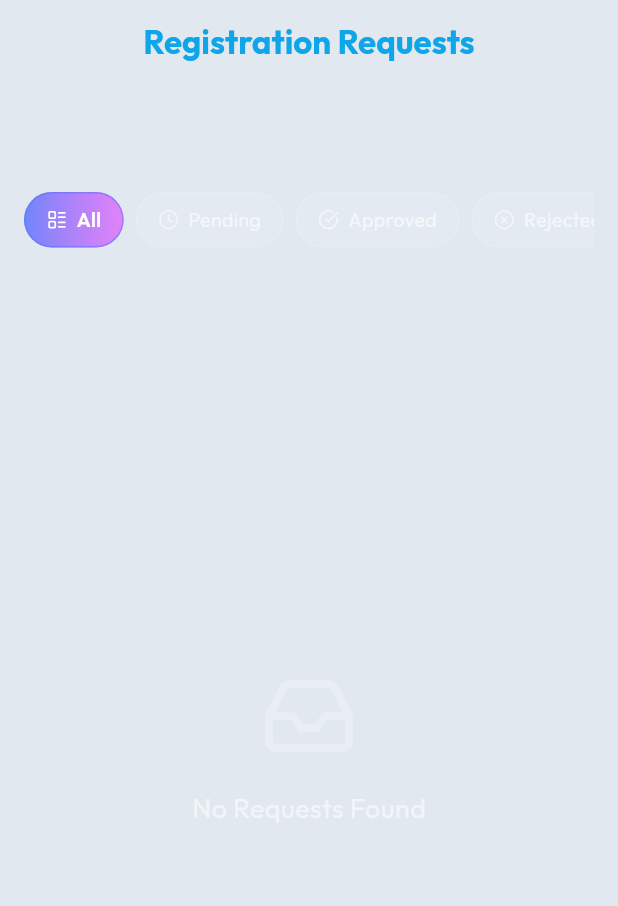
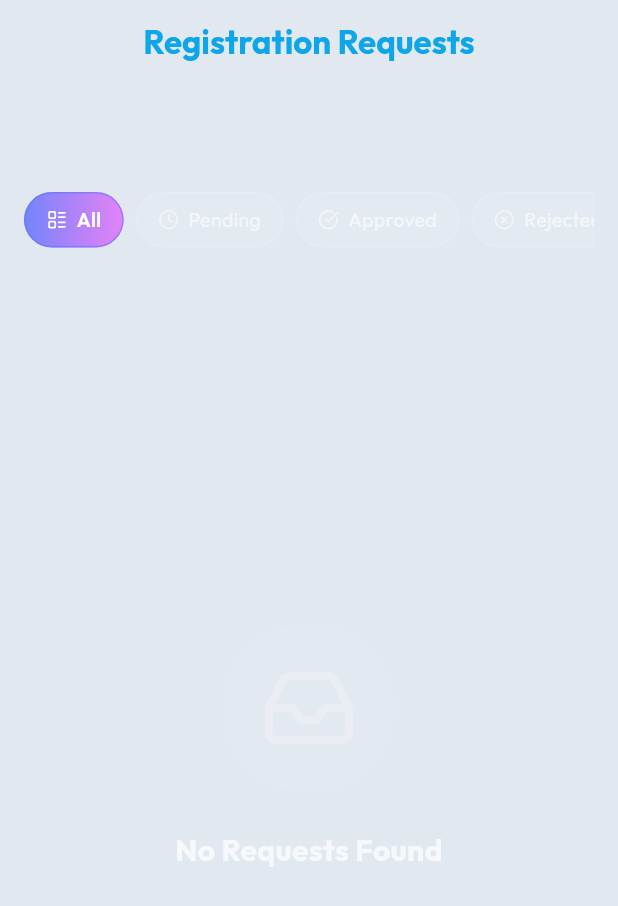
Before and after one commit to AXE-Hex/Horus, a Flutter app: the AdvisorApprovalScreen screen opened by its route, on a phone screen of 412 x 824 dp. Shown: the top 906 px of the screen. Run offline on Flutter 3.47's test engine with Material 3 defaults, Android fonts, the phone set to English and light mode, and no system bars; drawn by our look-alikes of flutter_animate; our stand-ins replace cached_network_image, chewie, flutter_hooks, flutter_riverpod, go_router, google_fonts and 9 more; missing offline and left inert: any_link_preview, slang; accounts and stored records are empty; generated files the repository leaves out were written again.

Commit message:
feat: implement core feature screens, dashboard widgets, and data repositories for academic and enrollment management

```diff
--- a/lib/features/academic/data/repositories/academic_repository.dart
+++ b/lib/features/academic/data/repositories/academic_repository.dart
@@ -1,4 +1,10 @@
+import 'package:flutter_riverpod/flutter_riverpod.dart';
+import 'package:horus/core/config/supabase_client.dart';
 import 'package:horus/core/data/base_repository.dart';
+
+final academicRepositoryProvider = Provider<AcademicRepository>((ref) {
+  return AcademicRepository(ref.watch(supabaseClientProvider));
+});
 
 class AcademicRepository extends BaseRepository {
   AcademicRepository(super.client);
--- a/lib/features/academic/presentation/screens/action_plan_screen.dart
+++ b/lib/features/academic/presentation/screens/action_plan_screen.dart
@@ -10,7 +10,7 @@ import 'package:horus/features/shared/presentation/widgets/glass_container.dart'
 import 'package:horus/features/shared/presentation/widgets/glass_scaffold.dart';
 import 'package:lucide_icons/lucide_icons.dart';
 
-import 'package:horus/core/data/supabase_providers.dart';
+import 'package:horus/features/academic/data/repositories/academic_repository.dart';
 import 'package:horus/core/auth/auth_provider.dart';
 
 final actionPlanProvider =
--- a/lib/features/academic/presentation/screens/specialization_projects_screen.dart
+++ b/lib/features/academic/presentation/screens/specialization_projects_screen.dart
@@ -10,7 +10,7 @@ import 'package:horus/features/shared/presentation/widgets/glass_app_bar.dart';
 import 'package:horus/features/shared/presentation/widgets/glass_container.dart';
 import 'package:horus/features/shared/presentation/widgets/glass_scaffold.dart';
 import 'package:lucide_icons/lucide_icons.dart';
-import 'package:horus/features/academic/data/repositories/professor_repository.dart';
+import 'package:horus/features/academic/data/repositories/academic_repository.dart';
 
 final departmentProjectsProvider =
     FutureProvider.family<List<Map<String, dynamic>>, String>((
--- a/lib/features/enrollment/data/repositories/enrollment_repository.dart
+++ b/lib/features/enrollment/data/repositories/enrollment_repository.dart
@@ -1,4 +1,10 @@
+import 'package:flutter_riverpod/flutter_riverpod.dart';
+import 'package:horus/core/config/supabase_client.dart';
 import 'package:horus/core/data/base_repository.dart';
+
+final enrollmentRepositoryProvider = Provider<EnrollmentRepository>((ref) {
+  return EnrollmentRepository(ref.watch(supabaseClientProvider));
+});
 
 class EnrollmentRepository extends BaseRepository {
   EnrollmentRepository(super.client);
--- a/lib/features/enrollment/presentation/providers/invoice_provider.dart
+++ b/lib/features/enrollment/presentation/providers/invoice_provider.dart
@@ -1,12 +1,7 @@
 import 'package:flutter_riverpod/flutter_riverpod.dart';
-import 'package:supabase_flutter/supabase_flutter.dart';
 import 'package:horus/core/auth/auth_provider.dart';
 import 'package:horus/features/enrollment/data/models/invoice_models.dart';
 import 'package:horus/features/enrollment/data/repositories/enrollment_repository.dart';
-
-final enrollmentRepositoryProvider = Provider<EnrollmentRepository>((ref) {
-  return EnrollmentRepository(Supabase.instance.client);
-});
 
 final studentInvoicesProvider = FutureProvider.autoDispose<List<Invoice>>((
   ref,
--- a/lib/features/enrollment/presentation/screens/advisor_approval_screen.dart
+++ b/lib/features/enrollment/presentation/screens/advisor_approval_screen.dart
@@ -9,6 +9,7 @@ import 'package:horus/features/enrollment/presentation/providers/advisor_provide
 import 'package:horus/features/shared/presentation/widgets/glass_container.dart';
 import 'package:horus/features/shared/presentation/widgets/glass_scaffold.dart';
 import 'package:horus/features/shared/presentation/widgets/glass_app_bar.dart';
+import 'package:horus/features/shared/presentation/widgets/horus_empty_state.dart';
 import 'package:lucide_icons/lucide_icons.dart';
 
 class AdvisorApprovalScreen extends ConsumerStatefulWidget {
@@ -425,18 +426,9 @@ class _AdvisorApprovalScreenState extends ConsumerState<AdvisorApprovalScreen> {
   }
 
   Widget _buildEmptyState(bool isArabic, bool isGlass) {
-    return Center(
-      child: Column(
-        mainAxisAlignment: MainAxisAlignment.center,
-        children: [
-          Icon(LucideIcons.inbox, size: 64, color: Colors.white24),
-          const SizedBox(height: 16),
-          Text(
-            t.enrollment.no_requests_found,
-            style: GoogleFonts.outfit(fontSize: 18, color: Colors.white54),
-          ),
-        ],
-      ),
+    return HorusEmptyState(
+      icon: LucideIcons.inbox,
+      title: t.enrollment.no_requests_found,
     );
   }
 
--- a/lib/features/enrollment/presentation/screens/registration_screen.dart
+++ b/lib/features/enrollment/presentation/screens/registration_screen.dart
@@ -12,6 +12,7 @@ import 'package:lucide_icons/lucide_icons.dart';
 import 'package:horus/features/enrollment/data/repositories/registration_repository.dart';
 import 'package:horus/features/enrollment/data/repositories/advisor_repository.dart';
 import 'package:horus/features/enrollment/data/models/registration_models.dart';
+import 'package:horus/features/academic/presentation/providers/semester_provider.dart';
 import 'package:flutter_animate/flutter_animate.dart';
 
 class RegistrationScreen extends ConsumerStatefulWidget {
@@ -22,7 +23,7 @@ class RegistrationScreen extends ConsumerStatefulWidget {
 }
 
 class _RegistrationScreenState extends ConsumerState<RegistrationScreen> {
-  final String currentSemester = "Spring 2024";
+  String currentSemester = fallbackSemesterName;
 
   int _currentStep = 0;
   final List<Course> _selectedCourses = [];
@@ -56,6 +57,7 @@ class _RegistrationScreenState extends ConsumerState<RegistrationScreen> {
       final advisorRepo = ref.read(advisorRepositoryProvider);
       final auth = ref.read(authControllerProvider);
       final studentId = auth.user?.id;
+      currentSemester = await ref.read(currentSemesterProvider.future);
 
       if (studentId == null) throw Exception("User not logged in");
 
--- a/lib/features/feed/presentation/screens/create_post_screen.dart
+++ b/lib/features/feed/presentation/screens/create_post_screen.dart
@@ -12,7 +12,7 @@ import 'package:horus/core/auth/auth_provider.dart';
 import 'package:horus/features/feed/domain/models/post_model.dart';
 import 'package:horus/features/feed/presentation/providers/feed_provider.dart';
 import 'package:horus/features/feed/data/repositories/post_repository.dart';
-import 'package:horus/features/academic/data/repositories/professor_repository.dart';
+import 'package:horus/features/academic/data/repositories/academic_repository.dart';
 import 'package:horus/features/shared/presentation/widgets/premium_success_overlay.dart';
 import 'package:horus/features/feed/presentation/widgets/link_preview_widget.dart';
 
--- a/lib/features/shared/presentation/widgets/glass_scaffold.dart
+++ b/lib/features/shared/presentation/widgets/glass_scaffold.dart
@@ -14,6 +14,7 @@ class GlassScaffold extends ConsumerWidget {
   final List<Color>? backgroundColors;
   final bool maxWidth;
   final bool? resizeToAvoidBottomInset;
+  final bool extendBody;
 
   const GlassScaffold({
     super.key,
@@ -25,6 +26,7 @@ class GlassScaffold extends ConsumerWidget {
     this.backgroundColors,
     this.maxWidth = true,
     this.resizeToAvoidBottomInset,
+    this.extendBody = false,
   });
 
   @override
@@ -57,6 +59,7 @@ class GlassScaffold extends ConsumerWidget {
       bottomNavigationBar: isDesktop ? null : bottomNavigationBar,
       floatingActionButton: floatingActionButton,
       resizeToAvoidBottomInset: resizeToAvoidBottomInset,
+      extendBody: extendBody,
     );
 
     if (!isGlass || isLowPerformance) return scaffold;
--- /dev/null
+++ b/lib/features/shared/presentation/widgets/horus_empty_state.dart
@@ -0,0 +1,74 @@
+import 'package:flutter/material.dart';
+import 'package:flutter_animate/flutter_animate.dart';
+import 'package:google_fonts/google_fonts.dart';
+
+class HorusEmptyState extends StatelessWidget {
+  final IconData icon;
+  final String title;
+  final String? subtitle;
+  final double iconSize;
+  final bool pulseIcon;
+
+  const HorusEmptyState({
+    super.key,
+    required this.icon,
+    required this.title,
+    this.subtitle,
+    this.iconSize = 64,
+    this.pulseIcon = false,
+  });
+
+  @override
+  Widget build(BuildContext context) {
+    final iconWidget = Container(
+      padding: const EdgeInsets.all(24),
+      decoration: BoxDecoration(
+        color: Colors.white.withValues(alpha: 0.05),
+        shape: BoxShape.circle,
+      ),
+      child: Icon(
+        icon,
+        size: iconSize,
+        color: Colors.white.withValues(alpha: 0.24),
+      ),
+    );
+
+    return Center(
+      child: Column(
+        mainAxisAlignment: MainAxisAlignment.center,
+        children: [
+          pulseIcon
+              ? iconWidget
+                    .animate(
+                      onPlay: (controller) => controller.repeat(reverse: true),
+                    )
+                    .scale(
+                      begin: const Offset(1, 1),
+                      end: const Offset(1.08, 1.08),
+                      duration: 2.seconds,
+                      curve: Curves.easeInOut,
+                    )
+              : iconWidget,
+          const SizedBox(height: 24),
+          Text(
+            title,
+            textAlign: TextAlign.center,
+            style: GoogleFonts.outfit(
+              fontSize: 20,
+              fontWeight: FontWeight.bold,
+              color: Colors.white70,
+            ),
+          ),
+          if (subtitle != null) ...[
+            const SizedBox(height: 8),
+            Text(
+              subtitle!,
+              textAlign: TextAlign.center,
+              style: GoogleFonts.outfit(fontSize: 14, color: Colors.white38),
+            ),
+          ],
+        ],
+      ).animate().fadeIn(duration: 800.ms),
+    );
+  }
+}
```
Also changed, not shown: lib/core/data/supabase_providers.dart (+3 -18 lines), lib/features/academic/data/repositories/professor_repository.dart (+4 -6 lines), lib/features/academic/presentation/providers/semester_provider.dart (added, +26 -0 lines), lib/features/academic/presentation/screens/exam_schedule_screen.dart (+17 -6 lines), lib/features/academic/presentation/screens/manage_tas_screen.dart (+7 -41 lines), lib/features/shared/presentation/widgets/dashboard_action_widgets.dart (added, +343 -0 lines), lib/features/staff/presentation/screens/staff_dashboard_screen.dart (+2 -11 lines), lib/features/students/presentation/screens/student_dashboard_screen.dart (+2 -11 lines), 1 other file.
